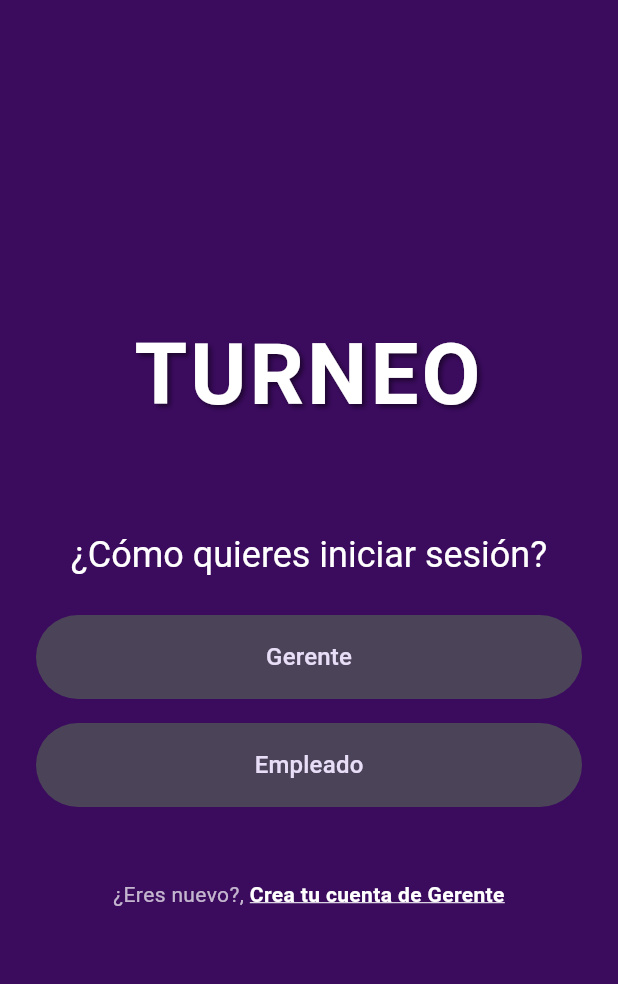
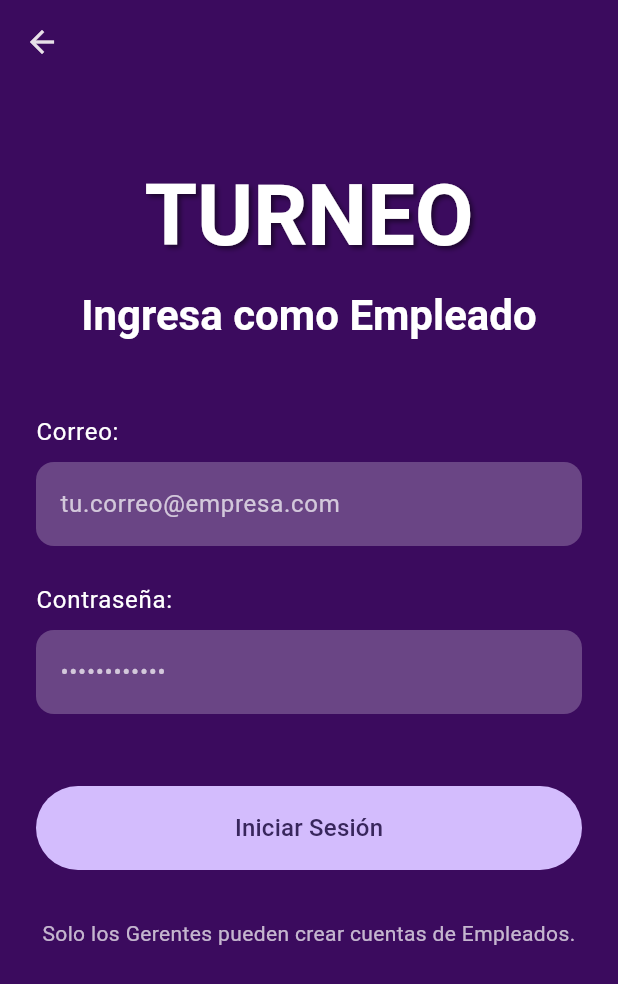
Before and after one commit to fbrzz004/Turneo, a Flutter app: the screen it shows after launch, after a tap on "Empleado", on a phone screen of 412 x 824 dp. Shown: the top 984 px of the screen. Run offline on Flutter 3.47's test engine with Material 3 defaults, Android fonts, the phone set to English and light mode, and no system bars.

Commit message:
agregando front

```diff
--- a/frontend/lib/inicio_screen.dart
+++ b/frontend/lib/inicio_screen.dart
@@ -2,6 +2,7 @@ import 'package:flutter/gestures.dart';
 import 'package:flutter/material.dart';
 import 'login_gerente_screen.dart';
 import 'registro_gerente_screen.dart';
+import 'login_empleado_screen.dart';
 
 class InicioScreen extends StatelessWidget {
   const InicioScreen({super.key});
@@ -78,6 +79,10 @@ class InicioScreen extends StatelessWidget {
               // Usamos el mismo estilo para consistencia
               FilledButton(
                 onPressed: () {
+                  Navigator.push(
+                    context,
+                    MaterialPageRoute(builder: (context) => const LoginEmpleadoScreen()),
+                    );
                 },
                 style: FilledButton.styleFrom(
                   backgroundColor: colorScheme.secondaryContainer,
--- /dev/null
+++ b/frontend/lib/login_empleado_screen.dart
@@ -0,0 +1,138 @@
+import 'package:flutter/material.dart';
+
+class LoginEmpleadoScreen extends StatelessWidget {
+  const LoginEmpleadoScreen({super.key});
+
+  @override
+  Widget build(BuildContext context) {
+    // Obtenemos fácil acceso al tema de texto y colores de M3
+    final textTheme = Theme.of(context).textTheme;
+    final colorScheme = Theme.of(context).colorScheme;
+
+    return Scaffold(
+      // 1. AppBar transparente para el botón de "atrás"
+      appBar: AppBar(
+        backgroundColor: Colors.transparent,
+        elevation: 0,
+      ),
+      extendBodyBehindAppBar: true,
+
+      // 2. Mismo fondo que las pantallas anteriores
+      backgroundColor: const Color(0xFF3B0B5E),
+
+      // 3. Usamos SingleChildScrollView para evitar que el teclado
+      // cause un "overflow".
+      body: SingleChildScrollView(
+        child: SafeArea(
+          child: Padding(
+            padding: const EdgeInsets.symmetric(horizontal: 24.0),
+            child: Column(
+              crossAxisAlignment: CrossAxisAlignment.stretch,
+              children: [
+                const SizedBox(height: kToolbarHeight),
+
+                // 4. Título "TURNEO" (estilo consistente)
+                Text(
+                  'TURNEO',
+                  textAlign: TextAlign.center,
+                  style: textTheme.displayLarge?.copyWith(
+                    color: Colors.white,
+                    fontWeight: FontWeight.bold,
+                    shadows: [
+                      Shadow(
+                        offset: const Offset(2.0, 2.0),
+                        blurRadius: 4.0,
+                        color: Colors.black.withOpacity(0.5),
+                      ),
+                    ],
+                  ),
+                ),
+                const SizedBox(height: 16.0),
+
+                // 5. Subtítulo (CAMBIO DE TEXTO)
+                Text(
+                  'Ingresa como Empleado',
+                  textAlign: TextAlign.center,
+                  style: textTheme.headlineMedium?.copyWith(
+                    color: Colors.white,
+                    fontWeight: FontWeight.bold,
+                  ),
+                ),
+                const SizedBox(height: 48.0),
+
+                // 6. Formulario de Correo (Idéntico al de Gerente)
+                Text(
+                  'Correo:',
+                  style: textTheme.bodyLarge?.copyWith(color: Colors.white),
+                ),
+                const SizedBox(height: 8.0),
+                TextFormField(
+                  keyboardType: TextInputType.emailAddress,
+                  autocorrect: false,
+                  style: const TextStyle(color: Colors.white),
+                  decoration: InputDecoration(
+                    filled: true,
+                    fillColor: Colors.white24,
+                    hintText: 'tu.correo@empresa.com',
+                    hintStyle: TextStyle(color: Colors.white.withOpacity(0.7)),
+                    border: OutlineInputBorder(
+                      borderRadius: BorderRadius.circular(12.0),
+                      borderSide: BorderSide.none,
+                    ),
+                  ),
+                ),
+                const SizedBox(height: 24.0),
+
+                // 7. Formulario de Contraseña (Idéntico al de Gerente)
+                Text(
+                  'Contraseña:',
+                  style: textTheme.bodyLarge?.copyWith(color: Colors.white),
+                ),
+                const SizedBox(height: 8.0),
+                TextFormField(
+                  obscureText: true,
+                  style: const TextStyle(color: Colors.white),
+                  decoration: InputDecoration(
+                    filled: true,
+                    fillColor: Colors.white24,
+                    hintText: '••••••••••••',
+                    hintStyle: TextStyle(color: Colors.white.withOpacity(0.7)),
+                    border: OutlineInputBorder(
+                      borderRadius: BorderRadius.circular(12.0),
+                      borderSide: BorderSide.none,
+                    ),
+                  ),
+                ),
+                const SizedBox(height: 48.0),
+
+                // 8. Botón de Iniciar Sesión
+                FilledButton(
+                  onPressed: () {
+
+                  },
+                  style: FilledButton.styleFrom(
+                    backgroundColor: colorScheme.primary,
+                    foregroundColor: colorScheme.onPrimary,
+                    padding: const EdgeInsets.symmetric(vertical: 16.0),
+                    textStyle: textTheme.titleMedium,
+                  ),
+                  child: const Text('Iniciar Sesión'),
+                ),
+                const SizedBox(height: 32.0), // Espacio antes del texto final
+
+                // 9. Texto informativo (CAMBIO DE TEXTO)
+                Text(
+                  'Solo los Gerentes pueden crear cuentas de Empleados.',
+                  textAlign: TextAlign.center,
+                  style: textTheme.bodyMedium?.copyWith(
+                    color: Colors.white70, // Color más sutil
+                  ),
+                ),
+              ],
+            ),
+          ),
+        ),
+      ),
+    );
+  }
+}
```
